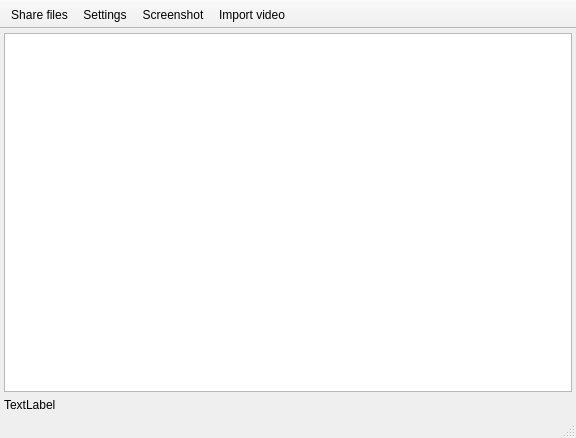
This is Source/qimageuploader/Gui/ui/mainwindow.ui in zenden2k/image-uploader as Qt 5 draws it before an edit. The edited form follows.
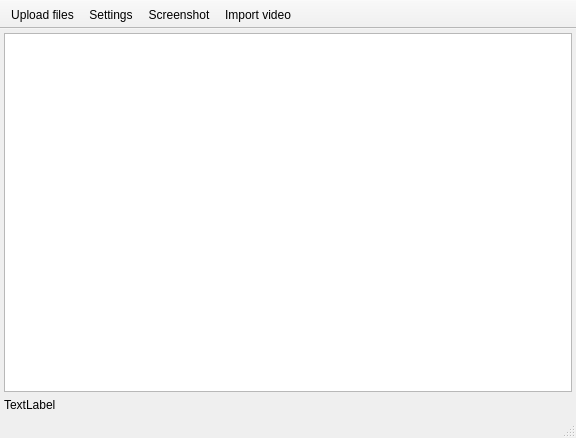
This is the edited form. Icons and pictures are not drawn.

```diff
--- a/Source/qimageuploader/Gui/ui/mainwindow.ui
+++ b/Source/qimageuploader/Gui/ui/mainwindow.ui
@@ -81,7 +81,7 @@
      <normaloff>:/res/add.png</normaloff>:/res/add.png</iconset>
    </property>
    <property name="text">
-    <string>Share files</string>
+    <string>Upload files</string>
    </property>
   </action>
   <action name="actionAdd_Images">
```
Left out of the diff: 10 changed lines with no effect on the pictures.
